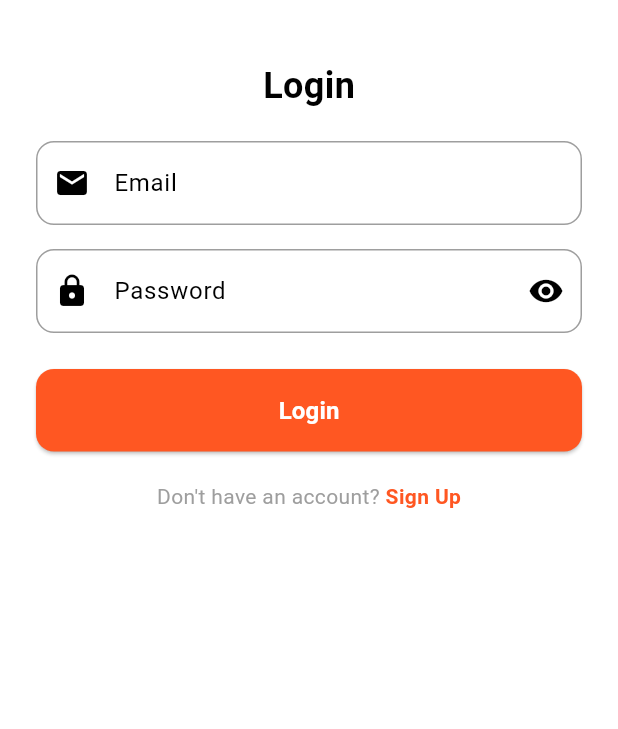
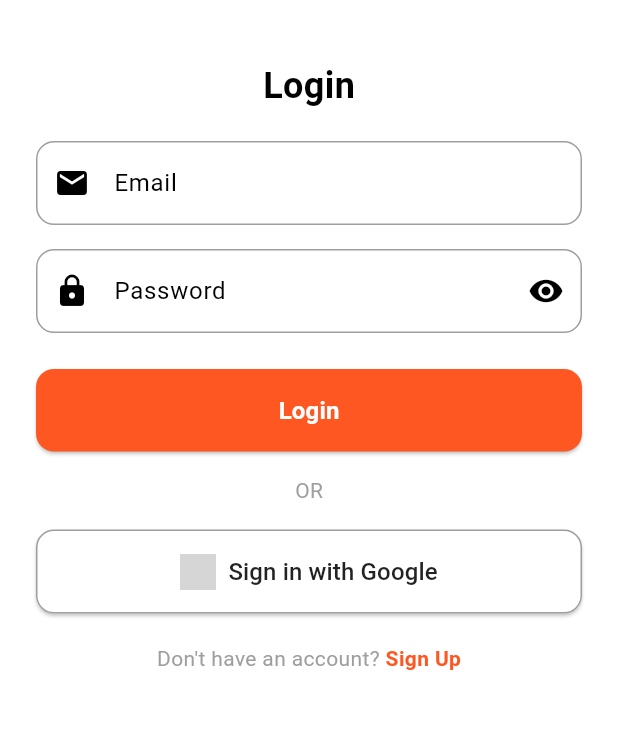
Before and after one commit to Abdullah8942/LittleMomo, a Flutter app: the screen it shows after launch, scrolled down 67 dp, after a tap on "Login", on a phone screen of 412 x 824 dp, the part 360-1089 px from its top. Run offline on Flutter 3.47's test engine with Material 3 defaults, Android fonts, the light colour scheme and no system bars; our stand-ins replace firebase_auth, firebase_core, fluttertoast, google_sign_in, image_picker, sqflite; accounts and stored records are empty; network calls fail; grey boxes are pictures that could not be loaded.

Commit message:
google-signin

```diff
--- a/lib/auth/login_screen.dart
+++ b/lib/auth/login_screen.dart
@@ -1,8 +1,10 @@
 import 'package:flutter/material.dart';
+import 'package:flutter/foundation.dart' show kIsWeb;
 import 'package:fluttertoast/fluttertoast.dart';
 import 'package:littlemomo/auth/signup_screen.dart';
 import 'package:littlemomo/home/home_screen.dart';
 import 'package:firebase_auth/firebase_auth.dart';
+import 'package:google_sign_in/google_sign_in.dart';
 
 class LoginScreen extends StatefulWidget {
   const LoginScreen({Key? key}) : super(key: key);
@@ -17,7 +19,11 @@ class _LoginScreenState extends State<LoginScreen> {
   final TextEditingController _passwordController = TextEditingController();
   bool _isObscure = true;
   bool _isLoading = false;
+  bool _isGoogleLoading = false;
   final FirebaseAuth _auth = FirebaseAuth.instance;
+
+  // Initialize GoogleSignIn without explicit clientId (will be handled via Firebase's web flow)
+  final GoogleSignIn _googleSignIn = GoogleSignIn();
 
   void _login() async {
     if (_formKey.currentState!.validate()) {
@@ -68,6 +74,66 @@ class _LoginScreenState extends State<LoginScreen> {
           _isLoading = false;
         });
       }
+    }
+  }
+
+  Future<void> _signInWithGoogle() async {
+    setState(() {
+      _isGoogleLoading = true;
+    });
+
+    try {
+      UserCredential? userCredential;
+
+      if (kIsWeb) {
+        // Web platform - use Firebase Auth directly
+        GoogleAuthProvider googleProvider = GoogleAuthProvider();
+        userCredential = await _auth.signInWithPopup(googleProvider);
+      } else {
+        // Mobile platforms - use GoogleSignIn
+        final GoogleSignInAccount? googleUser = await _googleSignIn.signIn();
+
+        if (googleUser == null) {
+          // User canceled the sign-in flow
+          setState(() {
+            _isGoogleLoading = false;
+          });
+          return;
+        }
+
+        // Obtain the auth details from the request
+        final GoogleSignInAuthentication googleAuth = await googleUser.authentication;
+
+        // Create a new credential
+        final credential = GoogleAuthProvider.credential(
+          accessToken: googleAuth.accessToken,
+          idToken: googleAuth.idToken,
+        );
+
+        // Sign in to Firebase with the Google credential
+        userCredential = await _auth.signInWithCredential(credential);
+      }
+
+      if (userCredential != null && userCredential.user != null) {
+        Navigator.pushReplacement(
+          context,
+          MaterialPageRoute(
+            builder: (context) => HomeScreen(
+              username: userCredential?.user?.displayName ?? userCredential?.user?.email ?? "User",
+            ),
+          ),
+        );
+      }
+    } catch (e) {
+      Fluttertoast.showToast(
+        msg: "Google sign in failed: ${e.toString()}",
+        toastLength: Toast.LENGTH_LONG,
+        backgroundColor: Colors.red,
+      );
+    } finally {
+      setState(() {
+        _isGoogleLoading = false;
+      });
     }
   }
 
@@ -193,6 +259,51 @@ class _LoginScreenState extends State<LoginScreen> {
                           ),
                         ),
                   ),
+                  const SizedBox(height: 16),
+                  const Row(
+                    children: [
+                      Expanded(child: Divider()),
+                      Padding(
+                        padding: EdgeInsets.symmetric(horizontal: 16),
+                        child: Text("OR", style: TextStyle(color: Colors.grey)),
+                      ),
+                      Expanded(child: Divider()),
+                    ],
+                  ),
+                  const SizedBox(height: 16),
+                  ElevatedButton.icon(
+                    onPressed: _isGoogleLoading ? null : _signInWithGoogle,
+                    style: ElevatedButton.styleFrom(
+                      backgroundColor: Colors.white,
+                      padding: const EdgeInsets.symmetric(vertical: 16),
+                      shape: RoundedRectangleBorder(
+                        borderRadius: BorderRadius.circular(12),
+                        side: const BorderSide(color: Colors.grey),
+                      ),
+                      minimumSize: const Size(double.infinity, 50),
+                    ),
+                    icon: _isGoogleLoading
+                        ? const SizedBox(
+                            width: 24,
+                            height: 24,
+                            child: CircularProgressIndicator(
+                              strokeWidth: 2,
+                              valueColor: AlwaysStoppedAnimation<Color>(Colors.grey),
+                            ),
+                          )
+                        : Image.network(
+                            'https://upload.wikimedia.org/wikipedia/commons/5/53/Google_%22G%22_Logo.svg',
+                            height: 24,
+                            width: 24,
+                          ),
+                    label: const Text(
+                      'Sign in with Google',
+                      style: TextStyle(
+                        fontSize: 16,
+                        color: Colors.black87,
+                      ),
+                    ),
+                  ),
                   const SizedBox(height: 20),
                   Row(
                     mainAxisAlignment: MainAxisAlignment.center,
--- a/pubspec.yaml
+++ b/pubspec.yaml
@@ -32,6 +32,7 @@ dependencies:
   provider: ^6.1.1
   shared_preferences: ^2.2.2
   logger: ^2.5.0
+  google_sign_in: ^6.3.0
 
 dev_dependencies:
   flutter_test:
```
Also changed, not shown: pubspec.lock, 1 other file.
